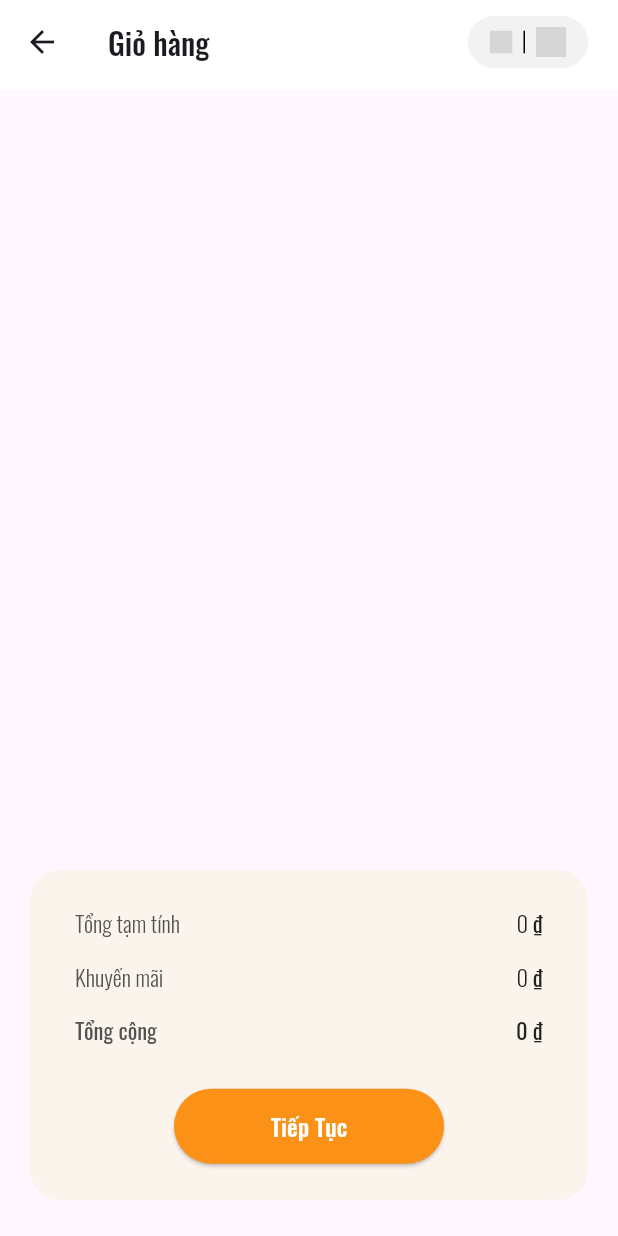
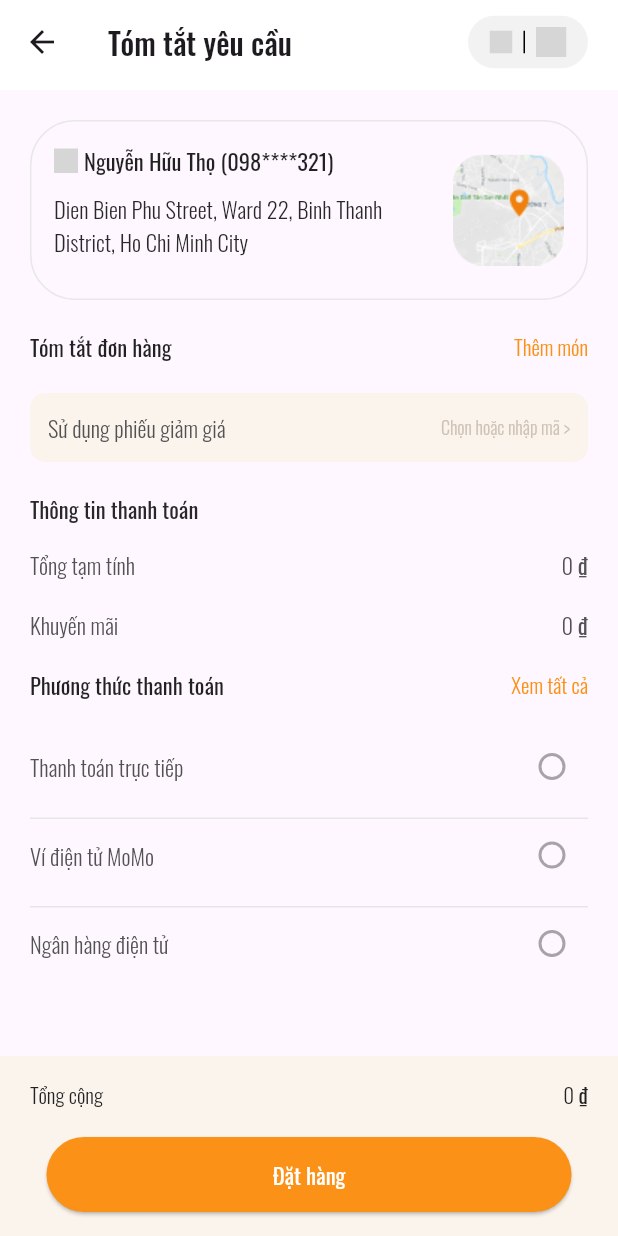
Before and after one commit to DTN94/mikltea, a Flutter app: the CartScreen screen opened by its route, after a tap on "Tiếp Tục", on a phone screen of 412 x 824 dp. Run offline on Flutter 3.47's test engine with Material 2 defaults, Android fonts, the phone set to English and light mode, and no system bars; our stand-ins replace cached_network_image, carousel_slider, dio, flutter_riverpod, flutter_svg, go_router and 3 more; accounts and stored records are empty; generated files the repository leaves out were written again; network calls fail; grey boxes are pictures that could not be loaded.

Commit message:
4/3/2023

```diff
--- a/lib/layout.dart
+++ b/lib/layout.dart
@@ -1,5 +1,6 @@
 import 'package:go_router/go_router.dart';
 import 'package:flutter/material.dart';
+import 'package:milktea/screen/cart_confirm_screen.dart';
 import 'package:milktea/screen/cart_screen.dart';
 import 'package:milktea/screen/index_screen.dart';
 import 'package:milktea/screen/intro_screen.dart';
@@ -36,6 +37,15 @@ final GoRouter router = GoRouter(
               builder: (BuildContext context, GoRouterState state) {
                 return const CartScreen();
               },
+              routes: [
+                GoRoute(
+                  path: 'cart_confirm',
+                  name: 'cart_confirm',
+                  builder: (BuildContext context, GoRouterState state) {
+                    return const CartConfirm();
+                  },
+                ),
+              ],
             ),
           ],
         ),
--- a/lib/repository/product_repository.dart
+++ b/lib/repository/product_repository.dart
@@ -47,9 +47,7 @@ class ProductRepository {
     final response = await dio.get(BASE_URL, queryParameters: {'action': 'detail', 'id': id});
 
     if (response.statusCode == 200) {
-      return Future.delayed(const Duration(milliseconds: 300), () {
-        return parse(response.data).where((product) => product.id == id).first;
-      });
+      return parse(response.data).first;
     } else {
       throw Exception('Unexpected error occured!');
     }
--- /dev/null
+++ b/lib/screen/cart_confirm_screen.dart
@@ -0,0 +1,361 @@
+import 'package:flutter/material.dart';
+import 'package:flutter_riverpod/flutter_riverpod.dart';
+import 'package:flutter_svg/svg.dart';
+import 'package:go_router/go_router.dart';
+import 'package:intl/intl.dart';
+import 'package:milktea/screen/widget/appbar_name_widget.dart';
+
+import '../repository/cart_repository.dart';
+
+class CartConfirm extends ConsumerWidget {
+  const CartConfirm({super.key});
+
+  @override
+  Widget build(BuildContext context, WidgetRef ref) {
+    final cartItems = ref.watch(cartProvider).carts;
+    int totalPrice = ref.watch(cartProvider).getTotal();
+
+    return Scaffold(
+      appBar: const AppbarName(
+        name: 'Tóm tắt yêu cầu',
+        showBadge: false,
+      ),
+      body: SingleChildScrollView(
+        padding: const EdgeInsets.symmetric(horizontal: 20),
+        child: Column(
+          children: [
+            Container(
+              margin: const EdgeInsets.only(bottom: 20, top: 20),
+              padding: const EdgeInsets.all(15),
+              decoration: BoxDecoration(
+                borderRadius: BorderRadius.circular(30),
+                border: Border.all(color: const Color(0xFFE8E8E8)),
+              ),
+              child: Row(
+                mainAxisAlignment: MainAxisAlignment.spaceBetween,
+                children: [
+                  SizedBox(
+                    width: 240,
+                    child: Column(
+                      crossAxisAlignment: CrossAxisAlignment.start,
+                      children: [
+                        Row(
+                          children: [
+                            SvgPicture.asset('assets/icon/location.svg', width: 16, height: 16),
+                            Container(
+                              margin: const EdgeInsets.only(left: 4),
+                              child: const Text(
+                                'Nguyễn Hữu Thọ (098****321)',
+                                style: TextStyle(fontWeight: FontWeight.w400, fontSize: 15),
+                              ),
+                            ),
+                          ],
+                        ),
+                        const SizedBox(height: 10),
+                        const Padding(
+                          padding: EdgeInsets.only(bottom: 12),
+                          child: Text('Dien Bien Phu Street, Ward 22, Binh Thanh District, Ho Chi Minh City',
+                              style: TextStyle(fontFamily: 'Oswald', fontWeight: FontWeight.w300, fontSize: 15, color: Color(0xFF282828))),
+                        ),
+                      ],
+                    ),
+                  ),
+                  Container(
+                    width: 74,
+                    height: 74,
+                    decoration: BoxDecoration(
+                      color: const Color(0xFFFBF4ED),
+                      borderRadius: BorderRadius.circular(20),
+                    ),
+                    child: Image.asset('assets/image/map.png'),
+                  ),
+                ],
+              ),
+            ),
+            Padding(
+              padding: const EdgeInsets.only(bottom: 20),
+              child: Row(
+                mainAxisAlignment: MainAxisAlignment.spaceBetween,
+                children: [
+                  const Text(
+                    'Tóm tắt đơn hàng',
+                    style: TextStyle(
+                      fontWeight: FontWeight.w400,
+                      fontSize: 15,
+                    ),
+                  ),
+                  GestureDetector(
+                    onTap: () {
+                      context.go(context.namedLocation('home'));
+                    },
+                    child: const Text(
+                      'Thêm món',
+                      style: TextStyle(fontWeight: FontWeight.w300, fontSize: 14, color: Color(0xFFFB9116)),
+                    ),
+                  ),
+                ],
+              ),
+            ),
+            ListView.builder(
+              physics: const NeverScrollableScrollPhysics(),
+              shrinkWrap: true,
+              itemCount: cartItems.length,
+              itemBuilder: (context, index) {
+                return Container(
+                  margin: const EdgeInsets.only(bottom: 15),
+                  decoration: const BoxDecoration(
+                    border: Border(bottom: BorderSide(color: Color(0xFFE6E6E6))),
+                  ),
+                  child: Padding(
+                    padding: const EdgeInsets.only(bottom: 15),
+                    child: Row(
+                      mainAxisAlignment: MainAxisAlignment.spaceBetween,
+                      crossAxisAlignment: CrossAxisAlignment.start,
+                      children: [
+                        Container(
+                          width: 24,
+                          height: 24,
+                          margin: const EdgeInsets.only(right: 10, left: 10),
+                          decoration: BoxDecoration(
+                            border: Border.all(color: const Color(0xFFDDDDE3)),
+                            borderRadius: BorderRadius.circular(4),
+                          ),
+                          child: Center(
+                            child: Text(
+                              'x${cartItems[index].quantity}',
+                              style: const TextStyle(color: Color(0xFFFB9116)),
+                            ),
+                          ),
+                        ),
+                        SizedBox(
+                          width: 320,
+                          child: Row(
+                            mainAxisAlignment: MainAxisAlignment.spaceBetween,
+                            crossAxisAlignment: CrossAxisAlignment.start,
+                            children: [
+                              Column(
+                                crossAxisAlignment: CrossAxisAlignment.start,
+                                children: [
+                                  Text(
+                                    cartItems[index].productName,
+                                    style: TextStyle(fontWeight: FontWeight.w300, fontSize: 15, color: Color(0xFF222222)),
+                                  ),
+                                  /* const Text(
+                                    'Size M',
+                                    style: TextStyle(fontWeight: FontWeight.w300, fontSize: 15, color: Color(0xFF6C6C6C)),
+                                  ), */
+                                  GestureDetector(
+                                    onTap: () {
+                                      context.go(context.namedLocation('cart'));
+                                    },
+                                    child: const Text(
+                                      'Chỉnh sửa',
+                                      style: TextStyle(fontWeight: FontWeight.w300, fontSize: 14, color: Color(0xFFFB9116)),
+                                    ),
+                                  ),
+                                ],
+                              ),
+                              Text(
+                                NumberFormat.simpleCurrency(locale: 'vi-VN', decimalDigits: 0).format(cartItems[index].price),
+                                style: const TextStyle(fontWeight: FontWeight.w300, fontSize: 14, color: Color(0xff222222)),
+                              ),
+                            ],
+                          ),
+                        ),
+                      ],
+                    ),
+                  ),
+                );
+              },
+            ),
+            Container(
+              decoration: BoxDecoration(color: const Color(0xFFFBF4ED), borderRadius: BorderRadius.circular(10)),
+              child: Padding(
+                padding: const EdgeInsets.all(12),
+                child: Row(
+                  mainAxisAlignment: MainAxisAlignment.spaceBetween,
+                  crossAxisAlignment: CrossAxisAlignment.center,
+                  children: const [
+                    Text(
+                      'Sử dụng phiếu giảm giá',
+                      style: TextStyle(fontWeight: FontWeight.w300, fontSize: 15, color: Color(0xFF525252)),
+                    ),
+                    Text(
+                      'Chọn hoặc nhập mã >',
+                      style: TextStyle(fontWeight: FontWeight.w300, fontSize: 12, color: Color(0xFFCFC3B6)),
+                    ),
+                  ],
+                ),
+              ),
+            ),
+            Container(
+              margin: const EdgeInsets.only(top: 20),
+              child: Column(
+                crossAxisAlignment: CrossAxisAlignment.start,
+                children: [
+                  const Padding(
+                    padding: EdgeInsets.only(bottom: 15),
+                    child: Text('Thông tin thanh toán', style: TextStyle(fontWeight: FontWeight.w400, fontSize: 15, color: Color(0xFF282828))),
+                  ),
+                  Padding(
+                    padding: const EdgeInsets.only(bottom: 18),
+                    child: Row(
+                      mainAxisAlignment: MainAxisAlignment.spaceBetween,
+                      children: [
+                        const Text(
+                          'Tổng tạm tính',
+                          style: TextStyle(fontFamily: 'Oswald', fontWeight: FontWeight.w300, fontSize: 15, color: Color(0xFF525252)),
+                        ),
+                        Text(
+                          NumberFormat.simpleCurrency(locale: 'vi-VN', decimalDigits: 0).format(totalPrice),
+                          style: const TextStyle(fontWeight: FontWeight.w300, fontSize: 15, color: Color(0xFF525252)),
+                        ),
+                      ],
+                    ),
+                  ),
+                  Padding(
+                    padding: const EdgeInsets.only(bottom: 18),
+                    child: Row(
+                      mainAxisAlignment: MainAxisAlignment.spaceBetween,
+                      children: [
+                        const Text(
+                          'Khuyến mãi',
+                          style: TextStyle(fontFamily: 'Oswald', fontWeight: FontWeight.w300, fontSize: 15, color: Color(0xFF525252)),
+                        ),
+                        Text(
+                          NumberFormat.simpleCurrency(locale: 'vi-VN', decimalDigits: 0).format(0),
+                          style: const TextStyle(fontWeight: FontWeight.w300, fontSize: 15, color: Color(0xFF525252)),
+                        ),
+                      ],
+                    ),
+                  ),
+                ],
+              ),
+            ),
+            Column(
+              children: [
+                Padding(
+                  padding: const EdgeInsets.only(bottom: 20),
+                  child: Row(
+                    mainAxisAlignment: MainAxisAlignment.spaceBetween,
+                    children: const [
+                      Text(
+                        'Phương thức thanh toán',
+                        style: TextStyle(
+                          fontWeight: FontWeight.w400,
+                          fontSize: 15,
+                        ),
+                      ),
+                      Text(
+                        'Xem tất cả',
+                        style: TextStyle(fontWeight: FontWeight.w300, fontSize: 14, color: Color(0xFFFB9116)),
+                      ),
+                    ],
+                  ),
+                ),
+                Container(
+                  padding: const EdgeInsets.only(bottom: 10),
+                  decoration: const BoxDecoration(
+                    border: Border(bottom: BorderSide(color: Color(0xFFE6E6E6))),
+                  ),
+                  child: Row(
+                    mainAxisAlignment: MainAxisAlignment.spaceBetween,
+                    children: const [
+                      Text(
+                        'Thanh toán trực tiếp',
+                        style: TextStyle(fontWeight: FontWeight.w300, fontSize: 15, color: Color(0xFF525252)),
+                      ),
+                      Radio(
+                        value: 1,
+                        groupValue: 0,
+                        onChanged: null,
+                      ),
+                    ],
+                  ),
+                ),
+                Container(
+                  padding: const EdgeInsets.only(bottom: 10),
+                  decoration: const BoxDecoration(
+                    border: Border(bottom: BorderSide(color: Color(0xFFE6E6E6))),
+                  ),
+                  child: Row(
+                    mainAxisAlignment: MainAxisAlignment.spaceBetween,
+                    children: const [
+                      Text(
+                        'Ví điện tử MoMo',
+                        style: TextStyle(fontWeight: FontWeight.w300, fontSize: 15, color: Color(0xFF525252)),
+                      ),
+                      Radio(
+                        value: 2,
+                        groupValue: 1,
+                        onChanged: null,
+                      ),
+                    ],
+                  ),
+                ),
+                Container(
+                  padding: const EdgeInsets.only(bottom: 10),
+                  decoration: const BoxDecoration(),
+                  child: Row(
+                    mainAxisAlignment: MainAxisAlignment.spaceBetween,
+                    children: const [
+                      Text(
+                        'Ngân hàng điện tử',
+                        style: TextStyle(fontWeight: FontWeight.w300, fontSize: 15, color: Color(0xFF525252)),
+                      ),
+                      Radio(
+                        value: 0,
+                        groupValue: 1,
+                        onChanged: null,
+                      ),
+                    ],
+                  ),
+                ),
+              ],
+            ),
+          ],
+        ),
+      ),
+      bottomNavigationBar: Container(
+        height: 120,
+        padding: const EdgeInsets.symmetric(vertical: 15, horizontal: 20),
+        decoration: const BoxDecoration(
+          color: Color(0xFFFBF4ED),
+        ),
+        child: Column(
+          children: [
+            Padding(
+              padding: const EdgeInsets.only(bottom: 18),
+              child: Row(
+                mainAxisAlignment: MainAxisAlignment.spaceBetween,
+                children: [
+                  const Text(
+                    'Tổng cộng',
+                    style: TextStyle(fontWeight: FontWeight.w300, fontSize: 14, color: Color(0xFF222222)),
+                  ),
+                  Text(
+                    NumberFormat.simpleCurrency(locale: 'vi-VN', decimalDigits: 0).format(totalPrice),
+                    style: const TextStyle(fontWeight: FontWeight.w300, fontSize: 14, color: Color(0xFF222222)),
+                  ),
+                ],
+              ),
+            ),
+            SizedBox(
+              width: 350,
+              height: 50,
+              child: ElevatedButton(
+                  style: ButtonStyle(
+                    backgroundColor: MaterialStateProperty.all(const Color(0xFFFB9116)),
+                  ),
+                  onPressed: () {},
+                  child: const Text(
+                    'Đặt hàng',
+                    style: TextStyle(fontSize: 15, fontWeight: FontWeight.w400, color: Colors.white),
+                  )),
+            ),
+          ],
+        ),
+      ),
+    );
+  }
+}
```
Also changed, not shown: lib/model/product_model.dart (+38 -1 lines), lib/screen/cart_screen.dart (+5 -2 lines), lib/screen/product_detail_screen.dart (+23 -12 lines), assets/image/map.png (added).
